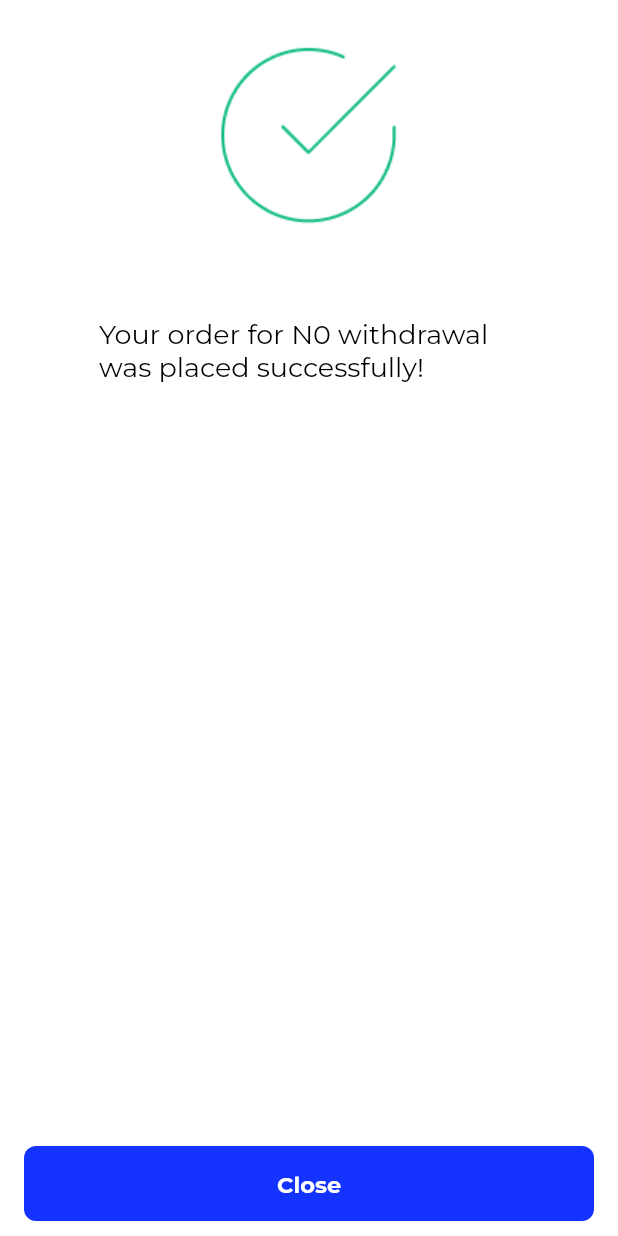
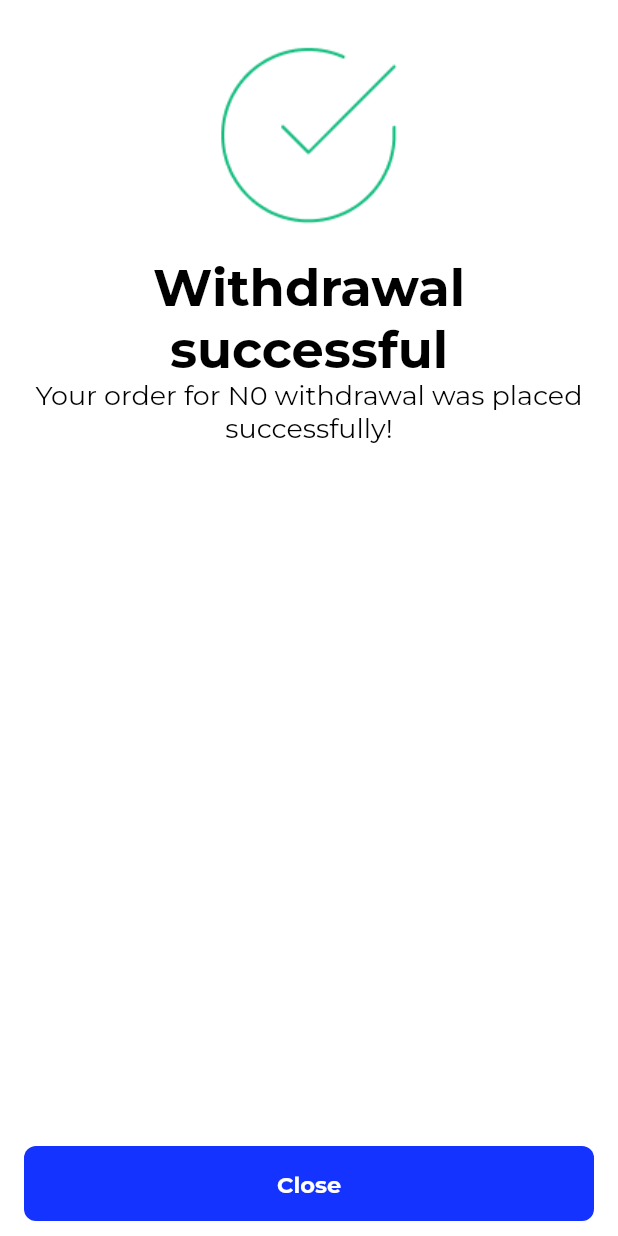
Before and after one commit to emmanueledem/fundzy, a Flutter app: the WithdrawSuccess screen opened directly with empty values, on a phone screen of 412 x 824 dp. Run offline on Flutter 3.47's test engine with Material 2 defaults, Android fonts, the phone set to English and light mode, and no system bars; our stand-ins replace another_flushbar, bloc, dartz, device_preview, dio, equatable and 8 more; missing offline and left inert: dio_smart_retry; accounts and stored records are empty; generated files the repository leaves out were written again.

Commit message:
solved all issues

```diff
--- a/lib/features/home/data/model/users_model.dart
+++ b/lib/features/home/data/model/users_model.dart
@@ -19,7 +19,7 @@ class AllUsersModel {
 class AllUsersList extends AllUsersEntity {
   const AllUsersList({
     required String? phoneNumber,
-    required dynamic? balance,
+    required dynamic balance,
     required DateTime? created,
   }) : super(phoneNumber: phoneNumber, balance: balance, created: created);
 
--- a/lib/features/home/data/repository/accounts_repository_implementation.dart
+++ b/lib/features/home/data/repository/accounts_repository_implementation.dart
@@ -1,6 +1,5 @@
 import 'package:dio/dio.dart';
 import 'package:fundzy/core/core.dart';
-import 'package:fundzy/core/errors/failure.dart';
 import 'package:dartz/dartz.dart';
 import 'package:fundzy/features/home/data/datasources/accounts_remote_data_source.dart';
 import 'package:fundzy/features/home/data/model/accounts_model.dart';
@@ -24,6 +23,7 @@ class AllAccountRepositoryImpl implements AllAccountRepository {
       if (e is NoInternetException) {
         return Left(NoInternetFailure());
       }
+
       if (e is DioError) {
         Logger().e(e.response!.data);
         if (e.response!.data != null && e.response!.data != '') {
--- a/lib/features/home/presentation/pages/accounts.dart
+++ b/lib/features/home/presentation/pages/accounts.dart
@@ -43,7 +43,7 @@ class _AccountScreenState extends State<AccountScreen> {
         backgroundColor: Colors.white,
         centerTitle: true,
         title: const Text(
-          'Transactions',
+          'Accounts',
           style: TextStyle(
             fontFamily: AppFont.montserratBold,
             fontWeight: FontWeight.w500,
--- a/lib/features/withdraw/data/datasources/withdraw_remote_datasource.dart
+++ b/lib/features/withdraw/data/datasources/withdraw_remote_datasource.dart
@@ -4,7 +4,6 @@ import 'package:fundzy/core/core.dart';
 import 'package:fundzy/core/network/network_info.dart';
 import 'package:fundzy/features/features.dart';
 import 'package:injectable/injectable.dart';
-import 'package:logger/logger.dart';
 
 abstract class WithDrawRemoteDataSource {
   Future<WithdrawalModel> withdraw(
@@ -36,11 +35,9 @@ class WithDrawRemoteDataSourceImpl implements WithDrawRemoteDataSource {
   @override
   Future<WithdrawalModel> withdraw(
       {required String phoneNumber, required int amount}) async {
-    Logger().d("Hello4");
     if (await networkInfo.isConnected) {
       final response =
           await client.withdraw(phoneNumber: phoneNumber, amount: amount);
-      Logger().d(response.response.data);
       return WithdrawalModel.fromJson(
           response.response.data as Map<String, dynamic>);
     } else {
--- a/lib/features/withdraw/data/repository/withdraw_repository_implementation.dart
+++ b/lib/features/withdraw/data/repository/withdraw_repository_implementation.dart
@@ -14,7 +14,6 @@ class WithdrawRepositoryImpl implements WithdrawRepository {
   Future<Either<Failure, WithdrawalModel>> withdraw(
       {required String phoneNumber, required int amount}) async {
     try {
-      Logger().d("Hello3");
       final response = await withDrawRemoteDataSource.withdraw(
           phoneNumber: phoneNumber, amount: amount);
       Logger().d(response);
@@ -36,7 +35,7 @@ class WithdrawRepositoryImpl implements WithdrawRepository {
                   'Service unavailable, please try again!',
             ),
           );
-        } else {
+        }else{
           return const Left(
             ServerFailure(
               message: 'Server error, please try again',
--- a/lib/features/withdraw/domain/entities/withdraw_entities.dart
+++ b/lib/features/withdraw/domain/entities/withdraw_entities.dart
@@ -1,5 +1,4 @@
 import 'package:equatable/equatable.dart';
-import 'package:fundzy/features/withdraw/data/model/model.dart';
 
 class WithdrawalEntity extends Equatable {
   const WithdrawalEntity({
@@ -8,9 +7,9 @@ class WithdrawalEntity extends Equatable {
     required this.data,
   });
 
-  final String? status;
-  final String? message;
-  final WithdrawalData? data;
+  final dynamic status;
+  final dynamic message;
+  final dynamic data;
 
   @override
   List<Object?> get props => [status, message, data];
--- a/lib/features/withdraw/domain/usecases/withdraw_usecase.dart
+++ b/lib/features/withdraw/domain/usecases/withdraw_usecase.dart
@@ -4,7 +4,6 @@ import 'package:fundzy/core/errors/failure.dart';
 import 'package:fundzy/core/usecase/usecase.dart';
 import 'package:fundzy/features/features.dart';
 import 'package:injectable/injectable.dart';
-import 'package:logger/logger.dart';
 
 @lazySingleton
 class WithDrawUseCase extends UseCase<WithdrawalEntity, WithdrawParams> {
@@ -12,7 +11,6 @@ class WithDrawUseCase extends UseCase<WithdrawalEntity, WithdrawParams> {
   WithDrawUseCase({required this.withdrawRepository});
   @override
   Future<Either<Failure, WithdrawalEntity>> call(WithdrawParams params) {
-      Logger().d("Hello2");
     return withdrawRepository.withdraw(
         phoneNumber: params.phoneNumber, amount: params.amount);
   }
--- a/lib/features/withdraw/presentation/pages/withdraw_success.dart
+++ b/lib/features/withdraw/presentation/pages/withdraw_success.dart
@@ -15,10 +15,9 @@ class _WithdrawSuccessState extends State<WithdrawSuccess> {
   @override
   Widget build(BuildContext context) {
     return Scaffold(
-      body: Padding(
+      body: SafeArea(
+        child: Padding(
           padding: const EdgeInsets.symmetric(horizontal: 16.0, vertical: 10),
-        child: SafeArea(
-          child: Center(
           child: Column(
               mainAxisSize: MainAxisSize.min,
               crossAxisAlignment: CrossAxisAlignment.center,
@@ -26,26 +25,25 @@ class _WithdrawSuccessState extends State<WithdrawSuccess> {
                 const Image(
                   image: AssetImage(AppIcon.checkCircle),
                 ),
-                  Padding(
-                    padding: const EdgeInsets.symmetric(horizontal: 50),
-                    child: Text(widget.withdrawParams!.message!.toString(),
-                        style: const TextStyle(
+                const Text('Withdrawal successful',
+                    textAlign: TextAlign.center,
+                    style: TextStyle(
                         fontStyle: FontStyle.normal,
                         fontSize: 34,
                         color: AppColors.black,
                         fontFamily: AppFont.montserratBold)),
-                  ),
-                  Padding(
-                    padding: const EdgeInsets.symmetric(horizontal: 50),
-                    child: Text(
+                Text(
+                    textAlign: TextAlign.center,
                     'Your order for ${AmountUtil.formatAmount(widget.withdrawParams!.amount!.toDouble())} withdrawal was placed successfully!',
                     style: const TextStyle(
                         fontFamily: AppFont.montserrat,
                         color: AppColors.black,
                         fontSize: 18)),
-                  ),
-                  const Spacer(),
-                  GestureDetector(
+                // const Spacer(),
+                Expanded(
+                  child: Align(
+                    alignment: FractionalOffset.bottomCenter,
+                    child: GestureDetector(
                       onTap: () {
                         Navigator.pop(context);
                       },
@@ -64,9 +62,10 @@ class _WithdrawSuccessState extends State<WithdrawSuccess> {
                               fontSize: 15),
                         )),
                       ),
+                    ),
+                  ),
                 )
               ]),
-          ),
         ),
       ),
     );
@@ -74,8 +73,8 @@ class _WithdrawSuccessState extends State<WithdrawSuccess> {
 }
 
 class WithdrawSuccesParams {
-  final String? message;
-  final int? amount;
+  final dynamic message;
+  final dynamic amount;
 
   WithdrawSuccesParams({required this.message, required this.amount});
 }
--- a/lib/features/withdraw/presentation/provider/withdraw_provider.dart
+++ b/lib/features/withdraw/presentation/provider/withdraw_provider.dart
@@ -16,7 +16,6 @@ class WithdrawProvider extends ChangeNotifier {
 
   Future<bool> withdraw(BuildContext context,
       {required String phoneNumber, required int amount}) async {
-      Logger().d("Hello1");
     final navigator = Navigator.of(context);
     unawaited(AppPopups.showLoader(context));
     final result = await withDrawUseCase(
```
Also changed, not shown: lib/features/withdraw/data/model/withdraw_model.dart (+2 -16 lines), lib/features/withdraw/presentation/pages/withdraw_page.dart (+7 -16 lines), lib/features/home/data/datasources/accounts_api_client.g.dart, lib/features/home/data/datasources/users_api_client.g.dart, lib/injections.config.dart. Lines whose indentation alone changed are shown as unchanged.
